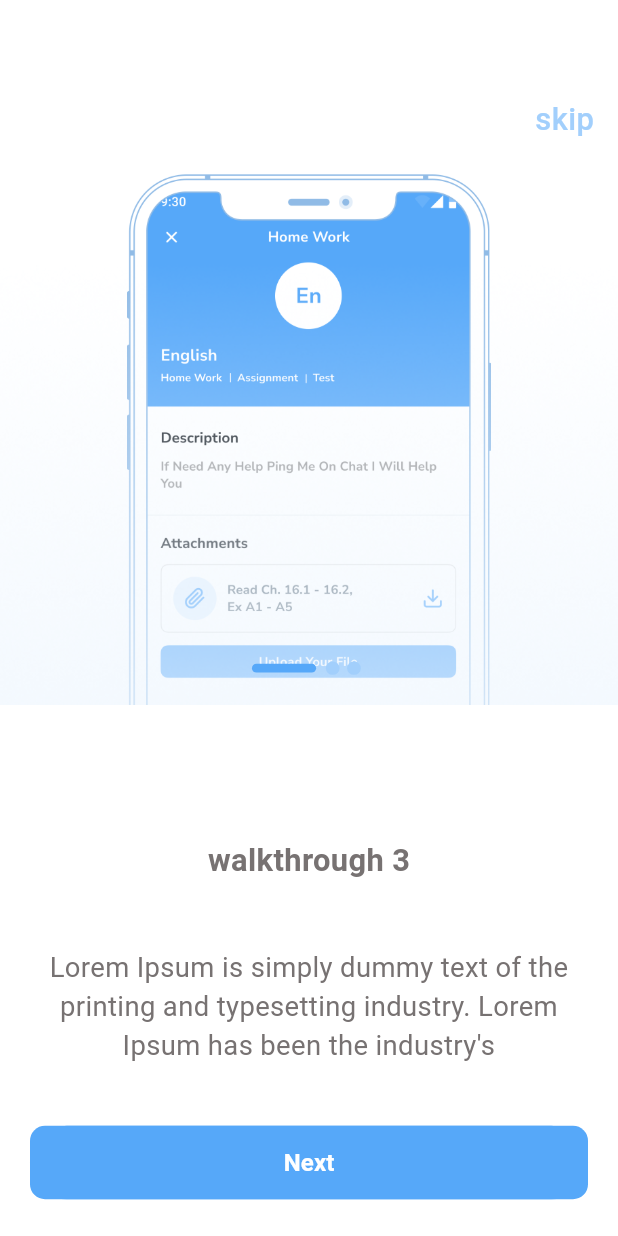
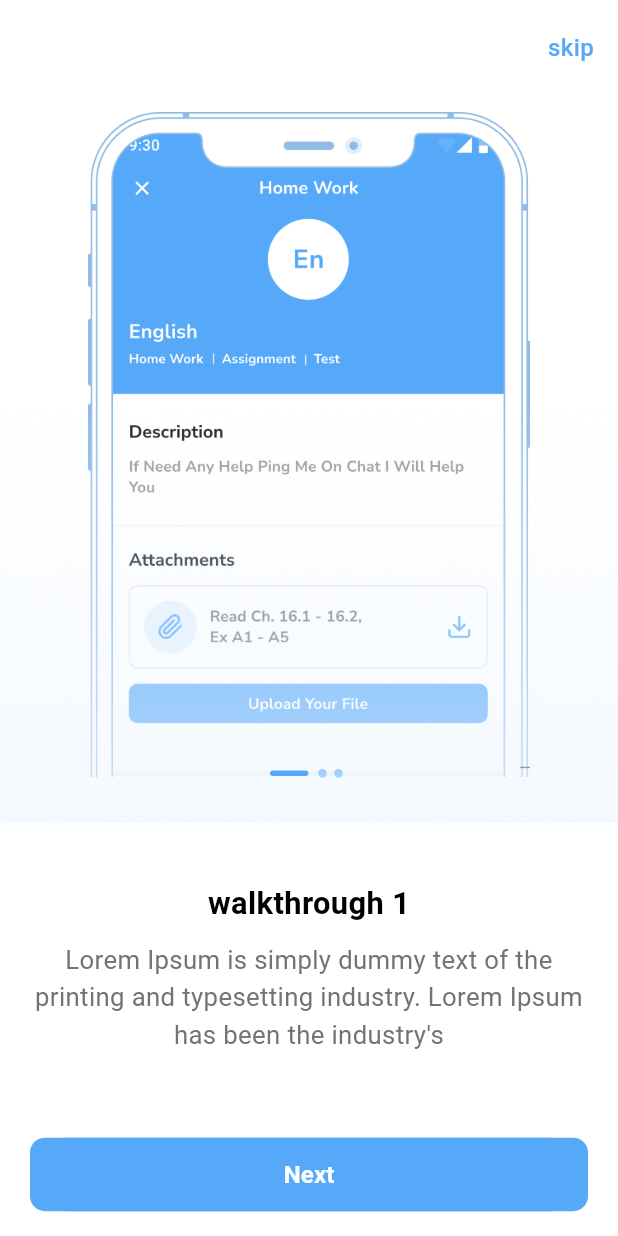
Before and after one commit to flutterDeveloper2206/schoolxon, a Flutter app: the OnBoardingScreen screen opened by its route, on a phone screen of 412 x 824 dp. Run offline on Flutter 3.47's test engine with Material 3 defaults, Android fonts, the phone set to English and light mode, and no system bars; our stand-ins replace cached_network_image, connectivity_plus, device_info_plus, firebase_messaging, flutter_local_notifications, flutter_svg and 4 more; accounts and stored records are empty; Roboto replaces fonts that are missing (Manrope-Regular).

Commit message:
OnBoarding Screen Completed

```diff
--- /dev/null
+++ b/lib/presentation/attendance/attendance_screen.dart
@@ -0,0 +1,19 @@
+import 'package:flutter/cupertino.dart';
+import 'package:flutter/src/widgets/framework.dart';
+import 'package:get/get.dart';
+import 'package:schoolxon/presentation/attendance/controller/attendance_screen_controller.dart';
+
+import '../../core/app_export.dart';
+import '../../core/utils/size_utils.dart';
+
+class AttendanceScreen extends GetWidget<AttendanceScreenController> {
+  const AttendanceScreen({super.key});
+
+  @override
+  Widget build(BuildContext context) {
+    sizeCalculate(context);
+  return Scaffold(
+
+  );
+  }
+}
--- /dev/null
+++ b/lib/presentation/attendance/binding/attendance_screen_binding.dart
@@ -0,0 +1,10 @@
+import 'package:get/get.dart';
+
+import '../controller/attendance_screen_controller.dart';
+
+class AttendanceScreenBinding extends Bindings {
+  @override
+  void dependencies() {
+    Get.lazyPut(() => AttendanceScreenController());
+  }
+}
--- /dev/null
+++ b/lib/presentation/attendance/controller/attendance_screen_controller.dart
@@ -0,0 +1,5 @@
+import 'package:get/get.dart';
+
+class AttendanceScreenController extends GetxController {
+
+}
--- a/lib/presentation/onboarding_screen/onBoardingContant_screen.dart
+++ b/lib/presentation/onboarding_screen/onBoardingContant_screen.dart
@@ -19,7 +19,7 @@ class OnBoardingContent extends StatelessWidget {
           children: [
             Image.asset(
               image!,
-              width: MediaQuery.of(context).size.width/1.7,
+              width: MediaQuery.of(context).size.width/1.4,
             ),
           ],
         ),
--- a/lib/presentation/onboarding_screen/onboarding_screen.dart
+++ b/lib/presentation/onboarding_screen/onboarding_screen.dart
@@ -1,9 +1,9 @@
 import 'package:flutter/cupertino.dart';
 import 'package:flutter/material.dart';
-import 'package:flutter/widgets.dart';
 import 'package:get/get.dart';
 import 'package:schoolxon/core/utils/image_constant.dart';
 import 'package:schoolxon/core/utils/size_utils.dart';
+import 'package:schoolxon/widgets/custom_image_view.dart';
 import '../../core/utils/app_fonts.dart';
 import '../../core/utils/color_constant.dart';
 import '../../widgets/custom_elavated_button.dart';
@@ -42,16 +42,13 @@ class OnBoardingScreen extends StatelessWidget {
       },
       child: Scaffold(
         backgroundColor: ColorConstant.primaryWhite,
-          body: Column(
-            children: [
-              SizedBox(
-                height: getHeight(40),
-              ),
-              Row(
-                mainAxisAlignment: MainAxisAlignment.end,
+        body: SafeArea(
+          child: Column(
             children: [
               Padding(
-                    padding: EdgeInsets.only(right: (16), top: (20)),
+                padding: EdgeInsets.only(right: 16, top: 20),
+                child: Align(
+                  alignment: Alignment.topRight,
                   child: InkWell(
                     onTap: () {
                       onBoardingController.onTapOfGetStartedButton();
@@ -59,18 +56,15 @@ class OnBoardingScreen extends StatelessWidget {
                     child: Text(
                       "skip",
                       style: PMT.style(0).copyWith(
-                            color: ColorConstant.blueFC,
+                          color: ColorConstant.blueF9,
                           fontWeight: FontWeight.w500,
-                            fontSize: getFontSize(18)),
+                          fontSize: getFontSize(14)),
                     ),
                   ),
                 ),
-                ],
               ),
-              SizedBox(
-                height: getHeight(20),
-              ),
-              Expanded(
+              Flexible(
+                flex: 2,
                 child: Stack(
                   children: [
                     PageView.builder(
@@ -86,10 +80,10 @@ class OnBoardingScreen extends StatelessWidget {
                       ),
                     ),
                     Positioned(
-                        top: 60,
-                        child: Image.asset(ImageConstant.imgOnboarding4)),
+                        top: 220,
+                        child: CustomImageView(imagePath: ImageConstant.imgOnboarding4,)),
                     Positioned(
-                      bottom: 20,
+                      bottom: 30,
                       left: 10,
                       right: 10,
                       child: Row(
@@ -103,85 +97,66 @@ class OnBoardingScreen extends StatelessWidget {
                   ],
                 ),
               ),
-              Expanded(
-                child: Column(
-                  children: <Widget>[
-                    Container(
-                      height: MediaQuery.of(context).size.height / 2.5,
-                      width: MediaQuery.of(context).size.width,
+              SizedBox(height: getHeight(20),),
+              Flexible(
+                flex: 1,
                 child: Padding(
-                        padding: EdgeInsets.only(left: (20), right: (20)),
+                  padding: EdgeInsets.symmetric(horizontal: 20),
                   child: Column(
                     mainAxisAlignment: MainAxisAlignment.center,
                     children: [
-                            SizedBox(
-                              height: getHeight(80),
-                            ),
                       Obx(
                             () => Text(
                           onBoardingController.currentPage.value == 1
-                                    ? "walkthrough 1"
-                                    : onBoardingController.currentPage.value ==
-                                            2
                               ? "walkthrough 2"
-                                        : "walkthrough 3",
+                              : onBoardingController.currentPage.value == 2
+                              ? "walkthrough 3"
+                              : "walkthrough 1",
                           style: PMT.style(0).copyWith(
-                                    color: ColorConstant.black72,
+                              color: ColorConstant.primaryBlack,
                               fontWeight: FontWeight.w700,
                               fontSize: getFontSize(18)),
                         ),
                       ),
-                            SizedBox(
-                              height: getHeight(40),
-                            ),
+                      SizedBox(height: getHeight(10)),
                       Obx(
                             () => Text(
                           onBoardingController.currentPage.value == 1
                               ? "Lorem Ipsum is simply dummy text of the printing and typesetting industry. Lorem Ipsum has been the industry's "
-                                    : onBoardingController.currentPage.value ==
-                                            2
+                              : onBoardingController.currentPage.value == 2
                               ? "Lorem Ipsum is simply dummy text of the printing and typesetting industry. Lorem Ipsum has been the industry's "
                               : "Lorem Ipsum is simply dummy text of the printing and typesetting industry. Lorem Ipsum has been the industry's ",
                           textAlign: TextAlign.center,
                           style: PMT.style(0).copyWith(
                               color: ColorConstant.black72,
                               fontWeight: FontWeight.w400,
-                                    fontSize: getFontSize(16)),
+                              fontSize: getFontSize(15)),
                         ),
                       ),
-                            Spacer(),
+                      SizedBox(height: getHeight(50)),
                       Obx(
                             () => AppElevatedButton(
                           buttonShadowColor: Colors.transparent,
-                                buttonName:
-                                    onBoardingController.currentPage.value == 2
+                          buttonName: onBoardingController.currentPage.value == 2
                               ? "Get Started"
                               : "Next",
                           textColor: Colors.white,
                           buttonColor: ColorConstant.blueF9,
                           onPressed: () {
-                                  if (onBoardingController.currentPage.value ==
-                                      0) {
+                            if (onBoardingController.currentPage.value == 0) {
                               onBoardingController.currentPage.value = 1;
-                                    onBoardingController.pageController
-                                        .nextPage(
-                                            duration:
-                                                Duration(milliseconds: 250),
+                              onBoardingController.pageController.nextPage(
+                                  duration: Duration(milliseconds: 250),
                                   curve: Curves.easeIn);
-                                  } else if (onBoardingController
-                                          .currentPage.value ==
+                            } else if (onBoardingController.currentPage.value ==
                                 1) {
                               onBoardingController.currentPage.value = 2;
-                                    onBoardingController.pageController
-                                        .nextPage(
-                                            duration:
-                                                Duration(milliseconds: 250),
+                              onBoardingController.pageController.nextPage(
+                                  duration: Duration(milliseconds: 250),
                                   curve: Curves.easeIn);
-                                  } else if (onBoardingController
-                                          .currentPage.value ==
+                            } else if (onBoardingController.currentPage.value ==
                                 2) {
-                                    onBoardingController
-                                        .onTapOfGetStartedButton();
+                              onBoardingController.onTapOfGetStartedButton();
                             }
                           },
                         ),
@@ -193,8 +168,7 @@ class OnBoardingScreen extends StatelessWidget {
             ],
           ),
         ),
-            ],
-          )),
+      ),
     );
   }
 
@@ -203,8 +177,8 @@ class OnBoardingScreen extends StatelessWidget {
           () => onBoardingController.currentPage.value == index
           ? Container(
         margin: EdgeInsets.only(right: 5),
-              height: getHeight(8),
-              width: getWidth(40),
+        height: getHeight(6),
+        width: getWidth(25),
         child: Padding(
           padding: EdgeInsets.all(1.5),
           child: Container(
@@ -217,8 +191,8 @@ class OnBoardingScreen extends StatelessWidget {
       )
           : Container(
         margin: EdgeInsets.only(right: 5),
-              height: getHeight(8),
-              width: getWidth(8),
+        height: getHeight(5),
+        width: getWidth(5),
         decoration: BoxDecoration(
           color: ColorConstant.blueFC,
           borderRadius: BorderRadius.circular(10),
--- a/lib/presentation/splash_screen/controller/splash_screen_controller.dart
+++ b/lib/presentation/splash_screen/controller/splash_screen_controller.dart
@@ -14,7 +14,8 @@ class SplashScreenController extends GetxController {
 
   Future changeRoute() async {
       Future.delayed(const Duration(milliseconds: 3000), () {
-         Get.offAllNamed(AppRoutes.onBoardingScreenRout);
+         //Get.offAllNamed(AppRoutes.onBoardingScreenRout);
+         Get.offAllNamed(AppRoutes.attendanceScreenRout);
       });
     }
   }
--- a/lib/routes/app_routes.dart
+++ b/lib/routes/app_routes.dart
@@ -1,4 +1,6 @@
 import 'package:get/get.dart';
+import 'package:schoolxon/presentation/attendance/attendance_screen.dart';
+import 'package:schoolxon/presentation/attendance/binding/attendance_screen_binding.dart';
 import 'package:schoolxon/presentation/onboarding_screen/binding/onboarding_screen_binding.dart';
 import 'package:schoolxon/presentation/onboarding_screen/onBoarding_screen.dart';
 
@@ -9,6 +11,8 @@ class AppRoutes {
   static const String splashScreenRoute = '/splash_screen';
 
   static const String onBoardingScreenRout = '/onBoardingScreenRout';
+
+  static const String attendanceScreenRout = '/attendanceScreenRout';
 
   static const String initialRoute = '/initialRoute';
 
@@ -26,7 +30,14 @@ class AppRoutes {
         bindings: [
           OnBoardingScreenBinding(),
         ],
-        transitionDuration: const Duration(milliseconds: 150))
+        transitionDuration: const Duration(milliseconds: 150)),
+    GetPage(
+        name: attendanceScreenRout,
+        page: () =>  const AttendanceScreen(),
+        bindings: [
+          AttendanceScreenBinding(),
+        ],
+        transitionDuration: const Duration(milliseconds: 150)),
   ];
 
 }
```
Also changed, not shown: assets/images/png/Onboarding2.png. Lines whose indentation alone changed are shown as unchanged.
